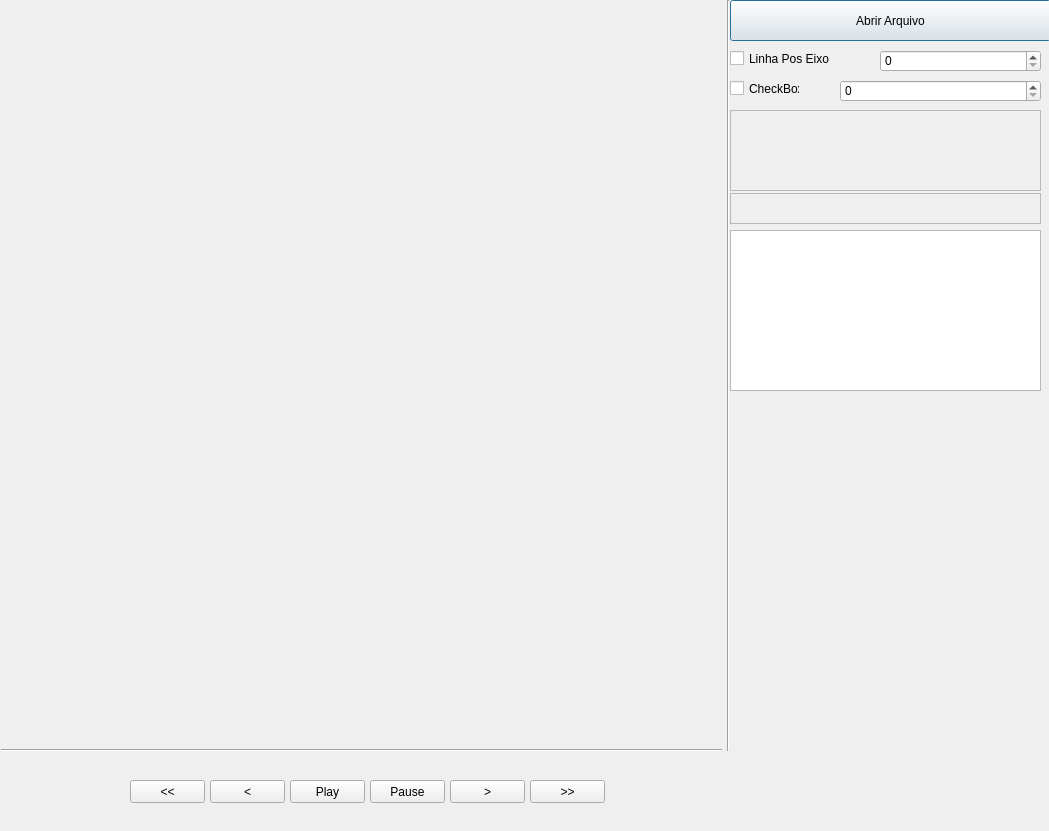
The window that testUI/CaptureDevice.ui (LeandroOSBr/contagemEvasao) describes before a commit, drawn with Qt 5.
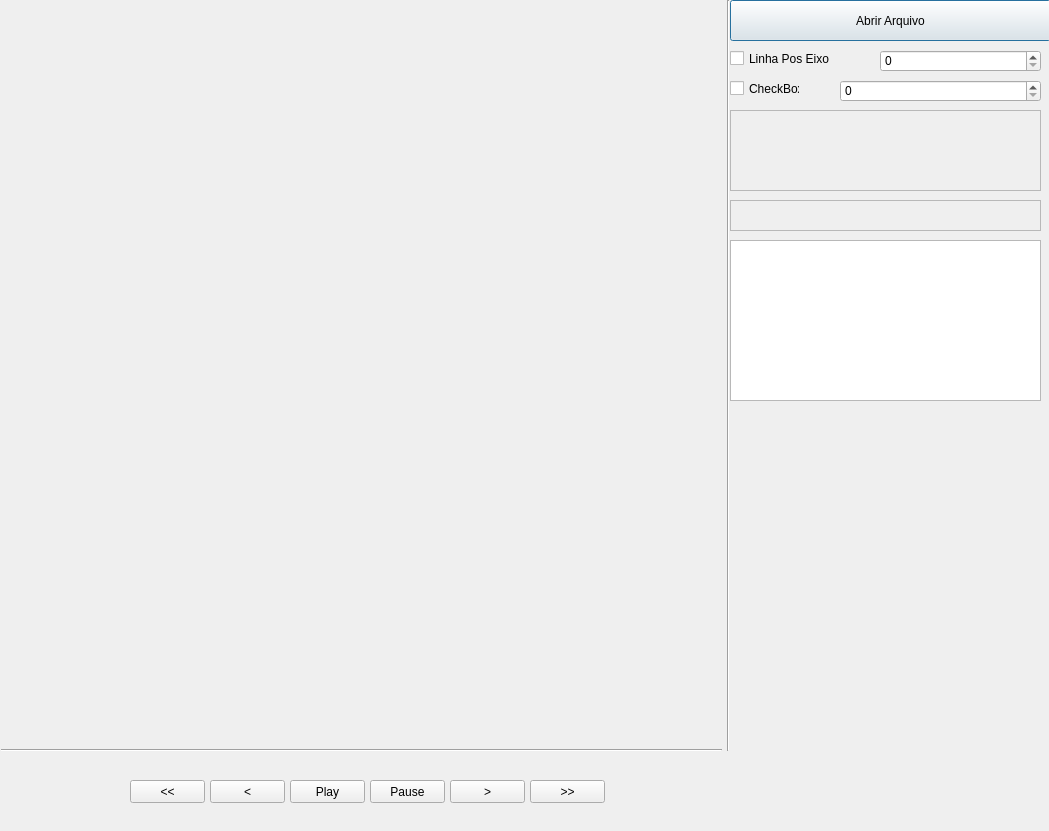
The same window after the commit.

```diff
--- a/testUI/CaptureDevice.ui
+++ b/testUI/CaptureDevice.ui
@@ -235,7 +235,7 @@
    <property name="geometry">
     <rect>
      <x>730</x>
-     <y>193</y>
+     <y>200</y>
      <width>311</width>
      <height>31</height>
     </rect>
@@ -253,7 +253,7 @@
    <property name="geometry">
     <rect>
      <x>730</x>
-     <y>230</y>
+     <y>240</y>
      <width>311</width>
      <height>161</height>
     </rect>
```
